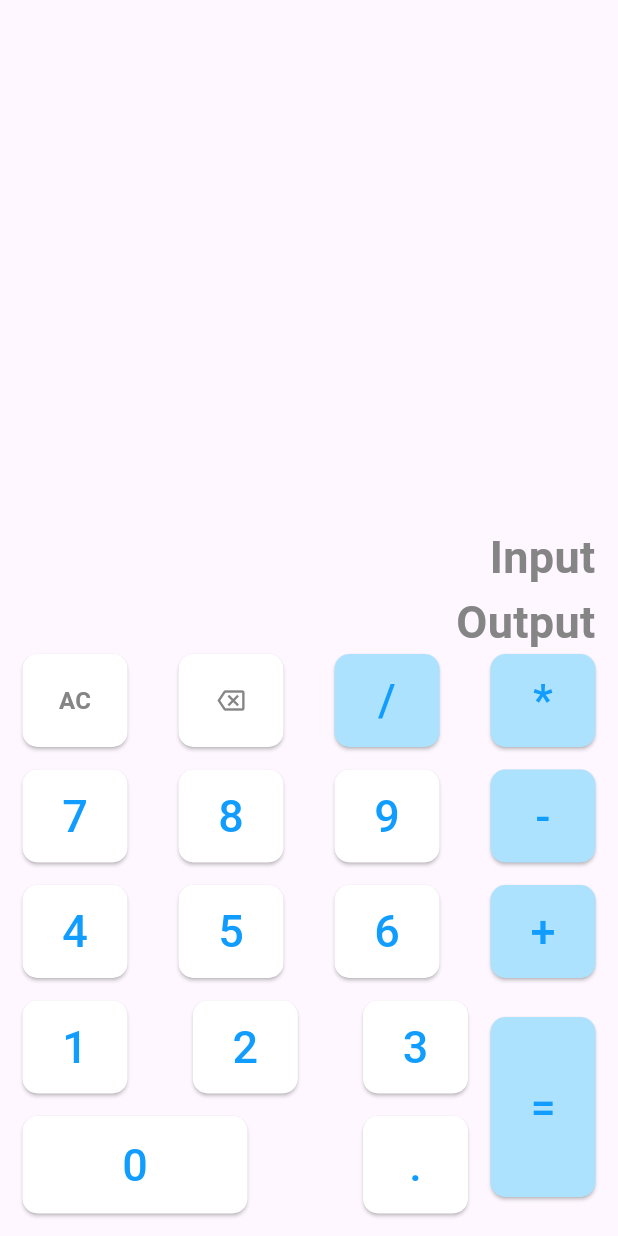
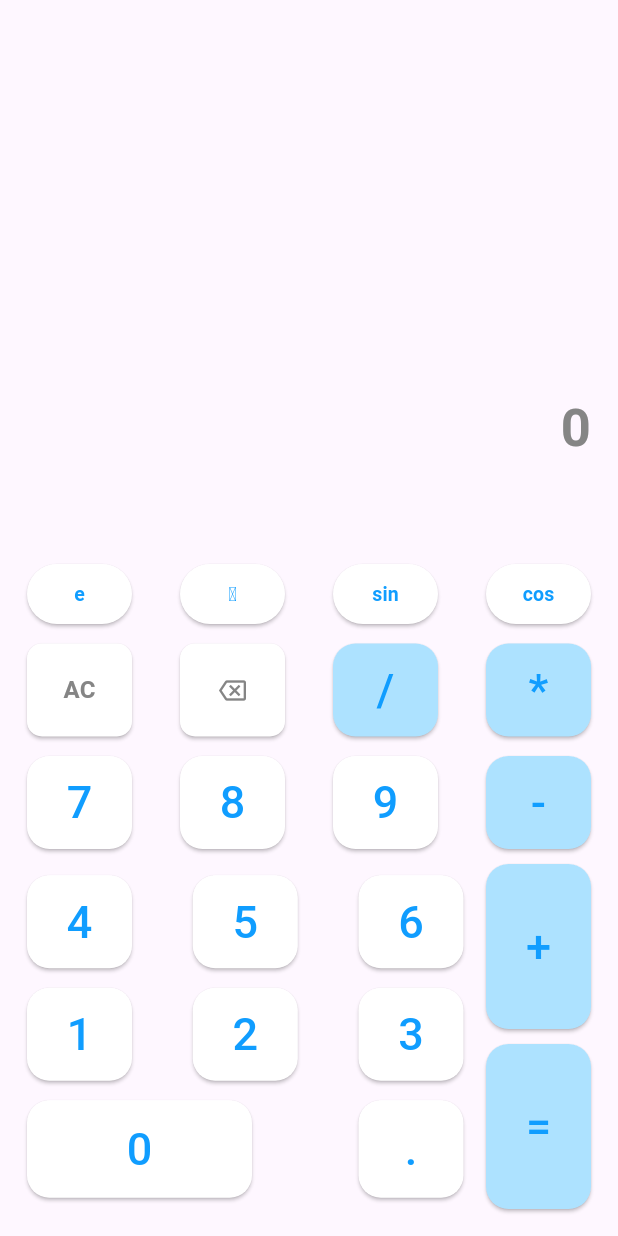
Before and after one commit to SyedEbad902/flutter-calculator-app, a Flutter app: the screen it shows after launch, after a tap on "AC", on a phone screen of 412 x 824 dp. Run offline on Flutter 3.47's test engine with Material 3 defaults, Android fonts, the phone set to English and light mode, and no system bars; missing offline and left inert: function_tree.

Commit message:
functionality added

```diff
--- /dev/null
+++ b/devtools_options.yaml
@@ -0,0 +1,3 @@
+description: This file stores settings for Dart & Flutter DevTools.
+documentation: https://docs.flutter.dev/tools/devtools/extensions#configure-extension-enablement-states
+extensions:
--- a/lib/Provider/calculate_provider.dart
+++ b/lib/Provider/calculate_provider.dart
@@ -1,3 +1,85 @@
 import 'package:flutter/material.dart';
+import 'package:function_tree/function_tree.dart';
 
-class CalculateProvider extends ChangeNotifier{}
+class CalculateProvider extends ChangeNotifier {
+  bool equalPressed = false;
+  var input = "";
+  var output = "";
+  bool getLength = false;
+
+  void updateText(String newText) {
+    input += newText;
+    equalPressed = false;
+    calculateResult();
+    length();
+    notifyListeners(); // Notify listeners whenever the string changes
+  }
+
+  length() {
+    var length = input.length;
+    if (length >= 12) {
+      getLength = true;
+      return getLength;
+    }
+  }
+
+  calculateResult() {
+    try {
+      var newoutput = input.interpret().toString();
+      if (newoutput.endsWith(".0")) {
+        output = newoutput.substring(0, newoutput.length - 2);
+      } else {
+        output = newoutput;
+      }
+    } catch (e) {
+      output = "";
+    }
+  }
+
+  void updateOutput(String outputVal) {
+    output = outputVal;
+    notifyListeners(); // Notify listeners whenever the string changes
+  }
+
+  setValue(String value) {
+    switch (value) {
+      case "AC":
+        input = "";
+        output = '';
+        getLength = false;
+        notifyListeners();
+        break;
+
+      case "<":
+        input = input.substring(0, input.length - 1);
+        notifyListeners();
+        break;
+
+      case "=":
+        computeValue();
+        notifyListeners();
+        break;
+      case "e":
+        updateText('e');
+        break;
+      case "sin":
+        updateText('sin()');
+        break;
+
+      default:
+    }
+  }
+
+  computeValue() {
+    output = input.interpret().toString();
+    var aa = "sin(2)";
+    print(aa.interpret());
+    if (output.endsWith(".0")) {
+      output = output.substring(0, output.length - 2);
+      equalPressed = true;
+    } else {
+      updateOutput(output);
+      equalPressed = true;
+    }
+  }
+}
--- a/lib/main.dart
+++ b/lib/main.dart
@@ -21,6 +21,7 @@ class MyApp extends StatelessWidget {
     return const MaterialApp(
         // title: 'Flutter Demo',
         //
+        debugShowCheckedModeBanner: false,
         home: Calculator());
   }
 }
--- a/lib/screens/main_screen.dart
+++ b/lib/screens/main_screen.dart
@@ -1,31 +1,42 @@
 import 'package:calculator_app/Constants/appcolors.dart';
+import 'package:calculator_app/Provider/calculate_provider.dart';
 import 'package:flutter/material.dart';
+import 'package:provider/provider.dart';
 
 class Calculator extends StatelessWidget {
   const Calculator({super.key});
-
   @override
   Widget build(BuildContext context) {
+    // final calculator = Provider.of<CalculateProvider>(context);
     return Scaffold(
         // backgroundColor: Colors.white,
         appBar: AppBar(
             // title: const Text("appbar"),
             ),
         body: Padding(
-        padding: const EdgeInsets.all(15.0),
-        child: Column(
+          padding: const EdgeInsets.all(18.0),
+          child: Consumer<CalculateProvider>(
+              builder: (context, calculator, child) {
+            return Column(
               mainAxisAlignment: MainAxisAlignment.end,
               crossAxisAlignment: CrossAxisAlignment.start,
               children: [
                 Row(
                   mainAxisAlignment: MainAxisAlignment.end,
+                  // textDirection: TextDirection.rtl,
                   children: [
                     Text(
-                  "Input",
+                      calculator.input.isEmpty ? "0" : calculator.input,
                       style: TextStyle(
-                      fontSize: 30,
+                          fontSize: calculator.equalPressed
+                              ? 25
+                              : calculator.getLength
+                                  ? 27
+                                  : 35,
                           color: Appcolors.acColor,
-                      fontWeight: FontWeight.bold),
+                          fontWeight: calculator.equalPressed
+                              ? FontWeight.normal
+                              : FontWeight.bold),
                     ),
                   ],
                 ),
@@ -33,26 +44,53 @@ class Calculator extends StatelessWidget {
                   mainAxisAlignment: MainAxisAlignment.end,
                   children: [
                     Text(
-                  "Output",
+                      calculator.output,
                       style: TextStyle(
-                      fontSize: 30,
+                          fontSize: calculator.equalPressed ? 35 : 25,
                           color: Appcolors.acColor,
-                      fontWeight: FontWeight.bold),
+                          fontWeight: calculator.equalPressed
+                              ? FontWeight.bold
+                              : FontWeight.normal),
                     ),
                   ],
+                ),
+                const SizedBox(
+                  height: 30,
+                ),
+                const Row(
+                  mainAxisAlignment: MainAxisAlignment.spaceBetween,
+                  children: [
+                    scientificButton(
+                      text: 'e',
+                    ),
+                    scientificButton(
+                      text: '𝜋',
+                    ),
+                    scientificButton(
+                      text: 'sin',
+                    ),
+                    scientificButton(
+                      text: 'cos',
+                    ),
+                  ],
+                ),
+                const SizedBox(
+                  height: 13,
                 ),
                 Row(
                   mainAxisAlignment: MainAxisAlignment.spaceBetween,
                   children: [
-                Container(
+                    SizedBox(
                       height: 62,
                       width: 70,
                       child: ElevatedButton(
-                    onPressed: () {},
+                        onPressed: () {
+                          calculator.setValue("AC");
+                        },
                         style: ElevatedButton.styleFrom(
                             backgroundColor: Colors.white,
                             // fixedSize: const Size(70, 62),
-                        shape: RoundedRectangleBorder(
+                            shape: const RoundedRectangleBorder(
                                 borderRadius:
                                     BorderRadius.all(Radius.circular(10)))),
                         child: Text(
@@ -64,15 +102,17 @@ class Calculator extends StatelessWidget {
                         ),
                       ),
                     ),
-                Container(
+                    SizedBox(
                       height: 62,
                       width: 70,
                       child: ElevatedButton(
-                    onPressed: () {},
+                        onPressed: () {
+                          calculator.setValue("<");
+                        },
                         style: ElevatedButton.styleFrom(
                             backgroundColor: Colors.white,
                             // fixedSize: const Size(70, 62),
-                        shape: RoundedRectangleBorder(
+                            shape: const RoundedRectangleBorder(
                                 borderRadius:
                                     BorderRadius.all(Radius.circular(10)))),
                         child: Icon(
@@ -84,7 +124,9 @@ class Calculator extends StatelessWidget {
                     customButton(
                         text: "/",
                         fgColor: Appcolors.textColor,
-                    onPressed: () {},
+                        onPressed: () {
+                          // print(text);
+                        },
                         bgColor: Appcolors.opButtonColor,
                         height: 62,
                         width: 70),
@@ -97,8 +139,8 @@ class Calculator extends StatelessWidget {
                         width: 70),
                   ],
                 ),
-            SizedBox(
-              height: 15,
+                const SizedBox(
+                  height: 13,
                 ),
                 Row(
                   mainAxisAlignment: MainAxisAlignment.spaceBetween,
@@ -133,9 +175,14 @@ class Calculator extends StatelessWidget {
                         width: 70),
                   ],
                 ),
-            SizedBox(
-              height: 15,
+                const SizedBox(
+                  height: 10,
                 ),
+                Row(
+                  children: [
+                    Expanded(
+                      child: Column(
+                        children: [
                           Row(
                             mainAxisAlignment: MainAxisAlignment.spaceBetween,
                             crossAxisAlignment: CrossAxisAlignment.start,
@@ -162,25 +209,11 @@ class Calculator extends StatelessWidget {
                                   bgColor: Appcolors.whiteColor,
                                   height: 62,
                                   width: 70),
-                customButton(
-                    text: "+",
-                    fgColor: Appcolors.textColor,
-                    onPressed: () {},
-                    bgColor: Appcolors.opButtonColor,
-                    height: 62,
-                    width: 70),
                             ],
                           ),
-            SizedBox(
-              height: 15,
+                          const SizedBox(
+                            height: 13,
                           ),
-            Row(
-              // mainAxisAlignment: MainAxisAlignment.spaceBetween,
-              children: [
-                Expanded(
-                  child: Column(
-                    // crossAxisAlignment: CrossAxisAlignment.center,
-                    children: [
                           Row(
                             mainAxisAlignment: MainAxisAlignment.spaceBetween,
                             // crossAxisAlignment: CrossAxisAlignment.center,
@@ -209,8 +242,8 @@ class Calculator extends StatelessWidget {
                                   width: 70),
                             ],
                           ),
-                      SizedBox(
-                        height: 15,
+                          const SizedBox(
+                            height: 13,
                           ),
                           Row(
                             mainAxisAlignment: MainAxisAlignment.spaceBetween,
@@ -234,25 +267,72 @@ class Calculator extends StatelessWidget {
                         ],
                       ),
                     ),
-                SizedBox(
+                    const SizedBox(
                       width: 15,
+                    ),
+                    Column(
+                      children: [
+                        customButton(
+                            text: "+",
+                            fgColor: Appcolors.textColor,
+                            onPressed: () {},
+                            bgColor: Appcolors.opButtonColor,
+                            height: 110,
+                            width: 70),
+                        const SizedBox(
+                          height: 10,
                         ),
                         customButton(
                             text: "=",
                             fgColor: Appcolors.textColor,
                             onPressed: () {},
                             bgColor: Appcolors.opButtonColor,
-                    height: 120,
+                            height: 110,
                             width: 70),
                       ],
                     ),
                   ],
+                ),
+              ],
+            );
+          }),
+        ));
+  }
+}
+
+// ignore: camel_case_types
+class scientificButton extends StatelessWidget {
+  final String text;
+  const scientificButton({
+    super.key,
+    required this.text,
+  });
+
+  @override
+  Widget build(BuildContext context) {
+    final calculator = Provider.of<CalculateProvider>(context);
+
+    return SizedBox(
+      width: 70,
+      height: 40,
+      child: ElevatedButton(
+        onPressed: () {
+          calculator.setValue(text);
+        },
+        style: ElevatedButton.styleFrom(backgroundColor: Appcolors.whiteColor),
+        child: Text(
+          text,
+          style: TextStyle(
+              color: Appcolors.textColor,
+              fontSize: 13,
+              fontWeight: FontWeight.bold),
         ),
       ),
     );
   }
 }
 
+// ignore: camel_case_types
 class customButton extends StatelessWidget {
   final String text;
   final Color fgColor;
@@ -261,7 +341,7 @@ class customButton extends StatelessWidget {
   final double width;
 
   final void Function()? onPressed;
-  customButton(
+  const customButton(
       {super.key,
       required this.text,
       required this.fgColor,
@@ -272,17 +352,36 @@ class customButton extends StatelessWidget {
 
   @override
   Widget build(BuildContext context) {
-    return Container(
+    final calculator = Provider.of<CalculateProvider>(context);
+    return SizedBox(
       height: height,
       width: width,
       child: ElevatedButton(
-        onPressed: onPressed,
+        onPressed: () {
+          print(text);
+          if (text != "=") {
+            calculator.updateText(text);
+          } else {
+            calculator.setValue(text);
+          }
+        },
         style: ElevatedButton.styleFrom(
                 backgroundColor: bgColor,
                 // fixedSize: const Size(70, 62),
-            shape: RoundedRectangleBorder(
-                borderRadius: BorderRadius.all(Radius.circular(10)))),
+                shape: const RoundedRectangleBorder(
+                    borderRadius: BorderRadius.all(Radius.circular(15))))
+            .copyWith(
+          backgroundColor: WidgetStateProperty.resolveWith<Color>(
+            (Set<WidgetState> states) {
+              if (states.contains(WidgetState.pressed)) {
+                return const Color(0xffa0d7fe); // Color when pressed
+              }
+              return bgColor; // Default color
+            },
+          ),
+        ),
         child: Text(
+          // ignore: unnecessary_string_interpolations
           "$text",
           style: TextStyle(fontSize: 30, color: fgColor),
         ),
```
Also changed, not shown: pubspec.yaml (+3 -4 lines), pubspec.lock. Lines whose indentation alone changed are shown as unchanged.
